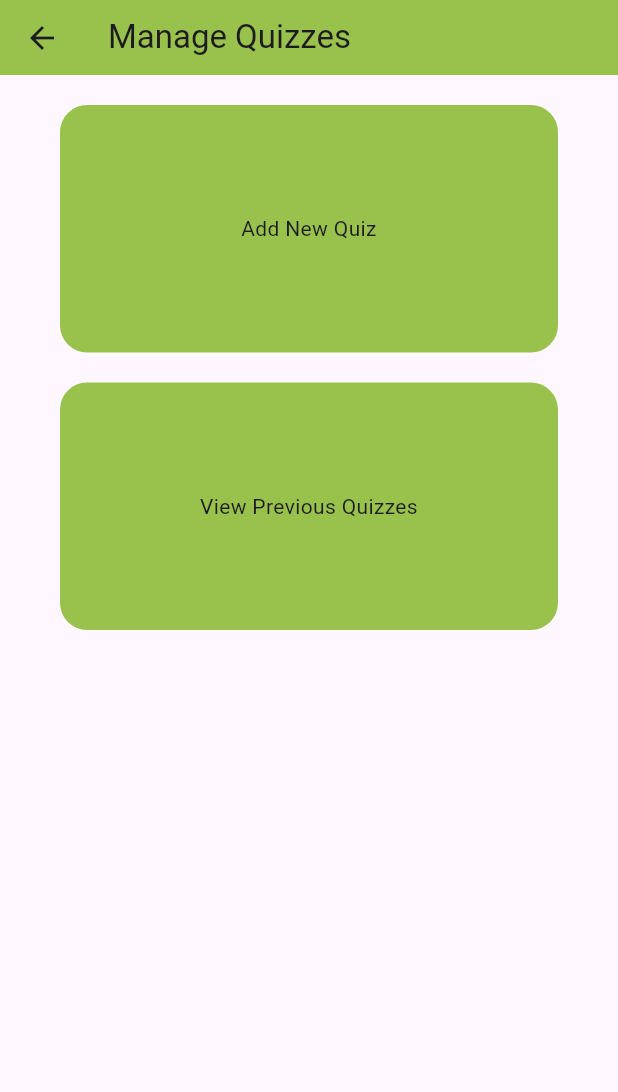
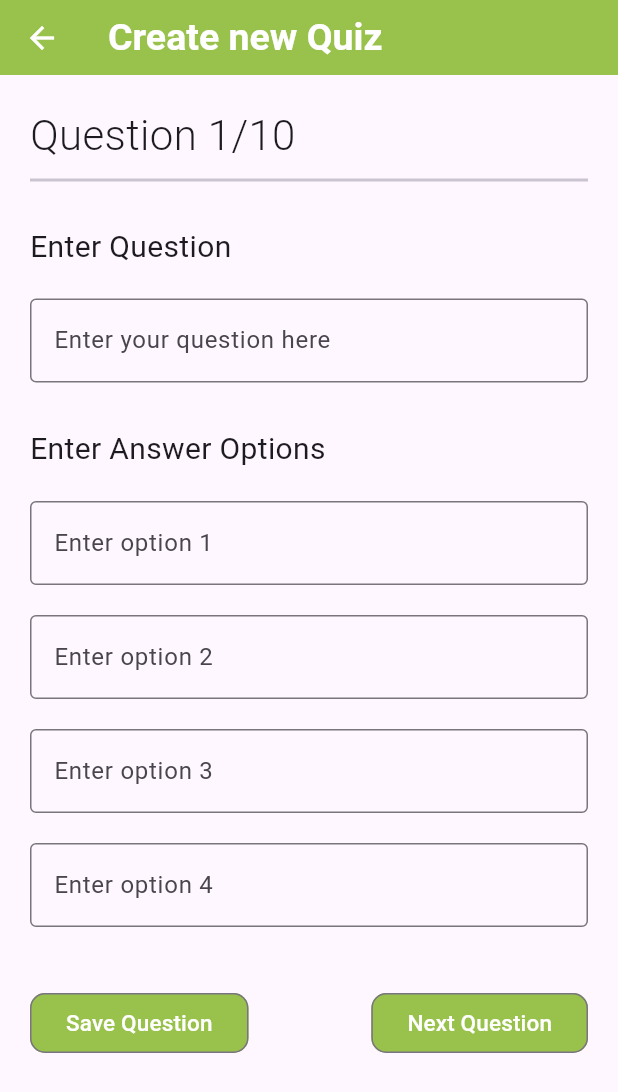
Before and after one commit to AngeliqueBalt/SPM_App, a Flutter app: the TeacherQuizScreen screen opened directly, after a tap on "Add New Quiz", on a phone screen of 412 x 824 dp. Shown: the top 1092 px of the screen. Run offline on Flutter 3.47's test engine with Material 3 defaults, Android fonts, the phone set to English and light mode, and no system bars; our stand-ins replace go_router, smooth_page_indicator.

Commit message:
Added new quiz form UI

```diff
--- /dev/null
+++ b/lib/routes.dart
@@ -0,0 +1,46 @@
+import 'package:flutter/material.dart';
+import 'package:go_router/go_router.dart';
+import 'package:student_progress_monitor_app/Screens/Teacher/Teacher_Home_Screen.dart';
+import 'package:student_progress_monitor_app/screens/login_screen.dart';
+import 'package:student_progress_monitor_app/screens/teacher/teacher_class_screen.dart';
+
+// TODO: link with Riverpod provider to know when the user is authenticated
+const bool isAuthenticated = true;
+
+final GoRouter router = GoRouter(
+  routes: <RouteBase>[
+    // Authentication
+    GoRoute(
+      path: '/login',
+      builder: (BuildContext context, GoRouterState state) {
+        return const LogInScreen();
+      },
+    ),
+
+    // Dashboard
+    GoRoute(
+      path: '/',
+      builder: (BuildContext context, GoRouterState state) {
+        return const TeacherHomeScreen();
+      },
+      routes: <RouteBase>[
+        GoRoute(
+          path: 'class/:classId',
+          builder: (BuildContext context, GoRouterState state) {
+            print(state.pathParameters['classId']);
+            return TeacherClassScreen(name: state.pathParameters['classId']!);
+          },
+        ),
+      ],
+    ),
+  ],
+  redirect: (context, routerState) {
+    bool requiresAuth = routerState.fullPath! != '/login';
+
+    if (isAuthenticated) {
+      if (requiresAuth != isAuthenticated) return '/';
+    } else {
+      if (requiresAuth != isAuthenticated) return '/login';
+    }
+  },
+);
--- /dev/null
+++ b/lib/screens/teacher/teacher_add_new_quiz_screen.dart
@@ -0,0 +1,180 @@
+import 'package:flutter/material.dart';
+
+class TeacherAddNewQuizScreen extends StatefulWidget {
+  const TeacherAddNewQuizScreen({super.key});
+
+  @override
+  State<TeacherAddNewQuizScreen> createState() =>
+      _TeacherAddNewQuizScreenState();
+}
+
+class _TeacherAddNewQuizScreenState extends State<TeacherAddNewQuizScreen> {
+  bool btnPressed = false;
+  PageController? _controller;
+
+  void initState() {
+    super.initState();
+    _controller = PageController(initialPage: 0);
+  }
+
+  @override
+  Widget build(BuildContext context) {
+    return Scaffold(
+      appBar: AppBar(
+        iconTheme: const IconThemeData(color: Colors.white),
+        title: const Text(
+          "Create new Quiz",
+          style: TextStyle(
+              color: Colors.white, fontWeight: FontWeight.bold, fontSize: 25),
+        ),
+        backgroundColor: const Color(0xFF99C24D),
+        elevation: 0,
+        toolbarHeight: 50,
+      ),
+      body: SafeArea(
+        child: Padding(
+          padding: const EdgeInsets.all(20),
+          child: PageView.builder(
+            itemCount: 10,
+            itemBuilder: (context, index) {
+              return Column(
+                crossAxisAlignment: CrossAxisAlignment.start,
+                children: [
+                  SizedBox(
+                    width: double.infinity,
+                    child: Text(
+                      "Question ${index + 1}/10",
+                      style: const TextStyle(
+                          fontWeight: FontWeight.w300, fontSize: 28),
+                    ),
+                  ),
+                  const Divider(
+                    height: 20,
+                    thickness: 2,
+                  ),
+                  const SizedBox(
+                    height: 20,
+                  ),
+                  const Text(
+                    "Enter Question",
+                    style: TextStyle(
+                      fontSize: 20,
+                    ),
+                    textAlign: TextAlign.left,
+                  ),
+                  const SizedBox(
+                    height: 20,
+                  ),
+                  TextFormField(
+                    decoration: const InputDecoration(
+                      hintText: "Enter your question here",
+                      border: OutlineInputBorder(),
+                    ),
+                  ),
+                  const SizedBox(
+                    height: 30,
+                  ),
+                  const Text(
+                    "Enter Answer Options",
+                    style: TextStyle(
+                      fontSize: 20,
+                    ),
+                    textAlign: TextAlign.left,
+                  ),
+                  const SizedBox(
+                    height: 20,
+                  ),
+                  TextFormField(
+                    decoration: const InputDecoration(
+                      hintText: "Enter option 1",
+                      border: OutlineInputBorder(),
+                    ),
+                  ),
+                  const SizedBox(
+                    height: 20,
+                  ),
+                  TextFormField(
+                    decoration: const InputDecoration(
+                      hintText: "Enter option 2",
+                      border: OutlineInputBorder(),
+                    ),
+                  ),
+                  const SizedBox(
+                    height: 20,
+                  ),
+                  TextFormField(
+                    decoration: const InputDecoration(
+                      hintText: "Enter option 3",
+                      border: OutlineInputBorder(),
+                    ),
+                  ),
+                  const SizedBox(
+                    height: 20,
+                  ),
+                  TextFormField(
+                    decoration: const InputDecoration(
+                      hintText: "Enter option 4",
+                      border: OutlineInputBorder(),
+                    ),
+                  ),
+                  const SizedBox(
+                    height: 40,
+                  ),
+                  Row(
+                    mainAxisAlignment: MainAxisAlignment.spaceBetween,
+                    children: [
+                      OutlinedButton(
+                        style: ButtonStyle(
+                          backgroundColor: MaterialStateProperty.all(
+                            const Color(0xFF99C24D),
+                          ),
+                          shape: MaterialStateProperty.all(
+                            RoundedRectangleBorder(
+                              borderRadius: BorderRadius.circular(10),
+                            ),
+                          ),
+                        ),
+                        // TODO: When pressed, save the question to the database
+                        onPressed: () {},
+                        child: const Text(
+                          "Save Question",
+                          style: TextStyle(color: Colors.white, fontSize: 15),
+                        ),
+                      ),
+                      OutlinedButton(
+                        style: ButtonStyle(
+                          backgroundColor: MaterialStateProperty.all(
+                            const Color(0xFF99C24D),
+                          ),
+                          shape: MaterialStateProperty.all(
+                            RoundedRectangleBorder(
+                              borderRadius: BorderRadius.circular(10),
+                            ),
+                          ),
+                        ),
+                        // TODO: When pressed, go to next question
+                        onPressed: () {
+                          _controller!.nextPage(
+                              duration: const Duration(milliseconds: 250),
+                              curve: Curves.easeInOut);
+
+                          setState(() {
+                            btnPressed = false;
+                          });
+                        },
+                        child: const Text(
+                          "Next Question",
+                          style: TextStyle(color: Colors.white, fontSize: 15),
+                        ),
+                      ),
+                    ],
+                  ),
+                ],
+              );
+            },
+          ),
+        ),
+      ),
+    );
+  }
+}
--- a/lib/screens/teacher/teacher_quiz_screen.dart
+++ b/lib/screens/teacher/teacher_quiz_screen.dart
@@ -1,5 +1,7 @@
 import 'package:flutter/material.dart';
 import 'package:student_progress_monitor_app/components/option_card.dart';
+import 'package:student_progress_monitor_app/screens/teacher/teacher_add_new_quiz_screen.dart';
+import 'package:student_progress_monitor_app/screens/teacher/teacher_previous_quizzes_screen.dart';
 
 // Teachers can make quizzes and assign them to a class(es)
 // Teachers can see all previous quizzes they have made
@@ -25,13 +27,26 @@ class TeacherQuizScreen extends StatelessWidget {
               OptionCard(
                 label: "Add New Quiz",
                 color: const Color(0xFF99C24D),
-                onTap: () {},
+                onTap: () {
+                  Navigator.of(context).push(
+                    MaterialPageRoute(
+                      builder: (context) => const TeacherAddNewQuizScreen(),
+                    ),
+                  );
+                },
               ),
               const SizedBox(height: 20),
               OptionCard(
                 label: "View Previous Quizzes",
                 color: const Color(0xFF99C24D),
-                onTap: () {},
+                onTap: () {
+                  Navigator.of(context).push(
+                    MaterialPageRoute(
+                      builder: (context) =>
+                          const TeacherPreviousQuizzesScreen(),
+                    ),
+                  );
+                },
               ),
             ],
           ),
--- a/lib/screens/teacher/teacher_students_list_screen.dart
+++ b/lib/screens/teacher/teacher_students_list_screen.dart
@@ -1,5 +1,4 @@
 import 'package:flutter/material.dart';
-import 'package:student_progress_monitor_app/components/navbar.dart';
 import 'package:student_progress_monitor_app/components/option_card.dart';
 
 // Teachers can view a list of all the students in a class
--- a/pubspec.yaml
+++ b/pubspec.yaml
@@ -36,6 +36,8 @@ dependencies:
   # Use with the CupertinoIcons class for iOS style icons.
   cupertino_icons: ^1.0.2
   smooth_page_indicator: ^1.1.0
+  go_router: ^12.1.1
+  riverpod: ^2.4.9
 
 dev_dependencies:
   flutter_test:
```
Also changed, not shown: lib/components/navbar.dart (+14 -19 lines), lib/main.dart (+4 -4 lines), lib/partials/ClassCard.dart (added, +21 -0 lines), lib/screens/login_screen.dart (+19 -20 lines), lib/screens/student/student_home_screen.dart (deleted, +0 -20 lines), lib/screens/teacher/teacher_class_screen.dart (+7 -2 lines), lib/screens/teacher/teacher_home_screen.dart (+4 -25 lines), lib/screens/teacher/teacher_previous_quizzes_screen.dart (added, +25 -0 lines), lib/screens/teacher/teacher_profile_screen.dart (added, +148 -0 lines), lib/assets/images/blankProfilePic.png.webp (added), lib/screens/start_screen.dart (deleted), pubspec.lock.
